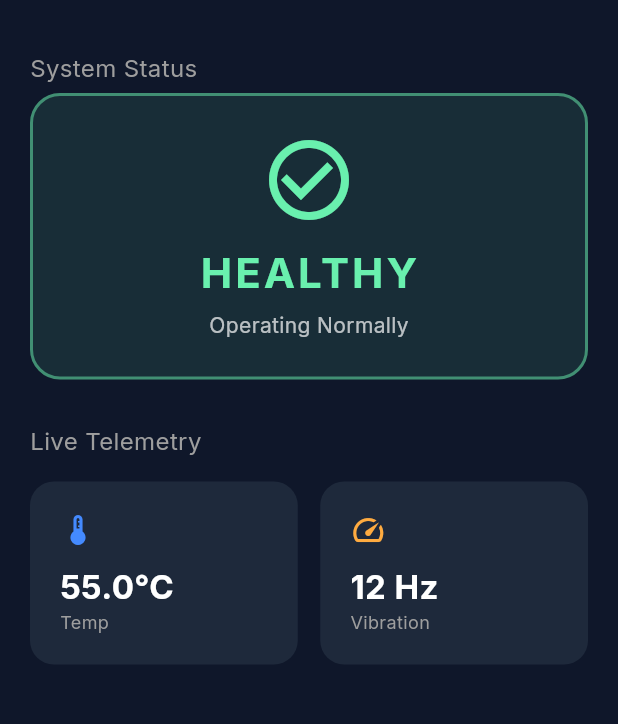
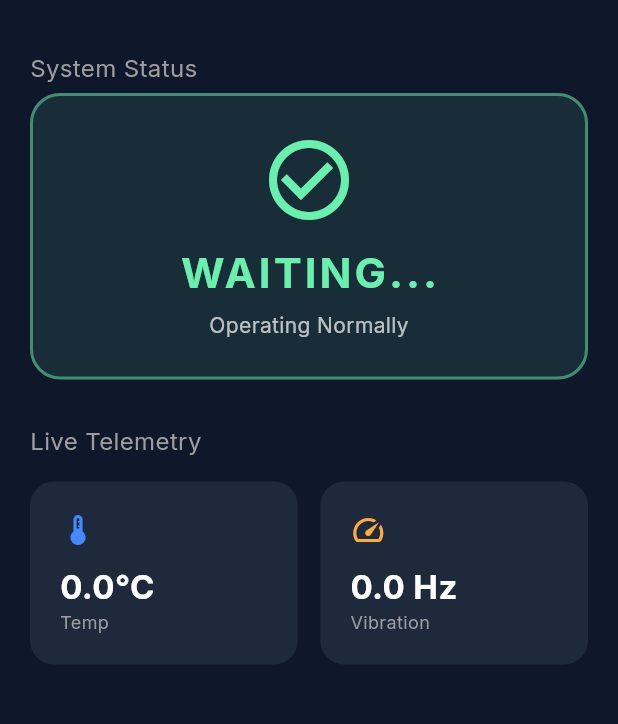
Before and after one commit to Itzlimon22/EquipGuard, a Flutter app: the screen it shows after launch, on a phone screen of 412 x 824 dp, the part 63-787 px from its top. Run offline on Flutter 3.47's test engine with Material 3 defaults, Android fonts, the phone set to English and light mode, and no system bars; our stand-ins replace google_fonts; network calls fail.

Commit message:
Update mobile app to connect to Render API

```diff
--- /dev/null
+++ b/mobile_app/lib/api_service.dart
@@ -0,0 +1,43 @@
+import 'dart:convert';
+import 'package:http/http.dart' as http;
+
+class ApiService {
+  // 1. YOUR RENDER URL
+  // We use the live cloud URL so it works on any phone/emulator
+  static const String baseUrl = "https://equipguard.onrender.com";
+
+  static Future<Map<String, dynamic>> getPrediction(
+    double temp,
+    double vib,
+    double volt,
+  ) async {
+    try {
+      final url = Uri.parse("$baseUrl/predict");
+
+      // 2. Prepare the JSON data
+      final Map<String, dynamic> requestData = {
+        "Temperature": temp,
+        "Vibration": vib,
+        "Voltage": volt,
+      };
+
+      // 3. Send POST request
+      final response = await http.post(
+        url,
+        headers: {"Content-Type": "application/json"},
+        body: jsonEncode(requestData),
+      );
+
+      // 4. Check for success
+      if (response.statusCode == 200) {
+        return jsonDecode(response.body);
+      } else {
+        print("Server Error: ${response.statusCode}");
+        return {};
+      }
+    } catch (e) {
+      print("Connection Error: $e");
+      return {};
+    }
+  }
+}
--- a/mobile_app/lib/main.dart
+++ b/mobile_app/lib/main.dart
@@ -1,5 +1,8 @@
+import 'dart:async';
+import 'dart:math';
 import 'package:flutter/material.dart';
 import 'package:google_fonts/google_fonts.dart';
+import 'api_service.dart'; // <--- Links to your Render Backend
 
 void main() {
   runApp(const EquipGuardApp());
@@ -31,19 +34,72 @@ class DashboardScreen extends StatefulWidget {
 }
 
 class _DashboardScreenState extends State<DashboardScreen> {
-  // Placeholder data for now (Sprint 13)
-  String status = "Healthy";
-  double temperature = 55.0;
+  // 1. STATE VARIABLES
+  String status = "Waiting..."; // Initial state before data arrives
+  double temperature = 0.0;
+  double vibration = 0.0;
   bool isAnomaly = false;
+  Timer? _timer;
+
+  @override
+  void initState() {
+    super.initState();
+    // 2. START POLLING: Fetch data every 2 seconds
+    _timer = Timer.periodic(
+      const Duration(seconds: 2),
+      (timer) => _fetchData(),
+    );
+  }
+
+  @override
+  void dispose() {
+    _timer?.cancel(); // Good practice: Stop timer when screen closes
+    super.dispose();
+  }
+
+  // 3. THE LOGIC ENGINE
+  Future<void> _fetchData() async {
+    // A. Simulate Sensor Readings (Since phone has no industrial sensors)
+    final random = Random();
+    double simTemp = 50 + random.nextDouble() * 20; // Normal: 50-70 C
+    double simVib = 10 + random.nextDouble() * 5; // Normal: 10-15 Hz
+    double simVolt = 220 + random.nextDouble() * 2; // Normal: 220V
+
+    // B. FAILURE SIMULATION TRIGGER
+    // Every 10 seconds (when seconds end in 0 or 1), force a "Critical" reading
+    // so you can see the Red Alert screen.
+    if (DateTime.now().second % 10 < 2) {
+      simTemp = 95.0; // Overheating!
+    }
+
+    // C. Send data to Render API & Get Prediction
+    final result = await ApiService.getPrediction(simTemp, simVib, simVolt);
+
+    // D. Update the UI
+    if (result.isNotEmpty && mounted) {
+      setState(() {
+        temperature = simTemp;
+        vibration = simVib;
+        // Parse the nested JSON from Python
+        status = result['prediction']['status'];
+        isAnomaly = result['prediction']['is_anomaly'];
+      });
+    }
+  }
 
   @override
   Widget build(BuildContext context) {
-    // Determine color based on status
-    Color statusColor = status == "Critical" ? Colors.redAccent : Colors.greenAccent;
+    // 4. DYNAMIC UI COLORS based on Status
+    Color statusColor = Colors.greenAccent; // Default Healthy
+    if (status == "Warning") statusColor = Colors.orangeAccent;
+    if (status == "Critical") statusColor = Colors.redAccent;
 
     return Scaffold(
       appBar: AppBar(
-        title: const Text("EquipGuard Mobile", style: TextStyle(fontWeight: FontWeight.bold)),
+        title: const Text(
+          "EquipGuard Mobile",
+          style: TextStyle(fontWeight: FontWeight.bold),
+        ),
         backgroundColor: Colors.transparent,
         elevation: 0,
         centerTitle: true,
@@ -53,23 +109,31 @@ class _DashboardScreenState extends State<DashboardScreen> {
         child: Column(
           crossAxisAlignment: CrossAxisAlignment.start,
           children: [
-            // 1. HEADER GREETING
-            const Text("System Status", style: TextStyle(color: Colors.grey, fontSize: 16)),
+            // HEADER
+            const Text(
+              "System Status",
+              style: TextStyle(color: Colors.grey, fontSize: 16),
+            ),
             const SizedBox(height: 5),
 
-            // 2. MAIN STATUS CARD
+            // MAIN STATUS CARD (Updates dynamically)
             Container(
               width: double.infinity,
               padding: const EdgeInsets.all(24),
               decoration: BoxDecoration(
                 color: statusColor.withOpacity(0.1),
                 borderRadius: BorderRadius.circular(20),
-                border: Border.all(color: statusColor.withOpacity(0.5), width: 2),
+                border: Border.all(
+                  color: statusColor.withOpacity(0.5),
+                  width: 2,
+                ),
               ),
               child: Column(
                 children: [
                   Icon(
-                    status == "Critical" ? Icons.warning_amber_rounded : Icons.check_circle_outline,
+                    status == "Critical"
+                        ? Icons.warning_amber_rounded
+                        : Icons.check_circle_outline,
                     color: statusColor,
                     size: 64,
                   ),
@@ -85,7 +149,7 @@ class _DashboardScreenState extends State<DashboardScreen> {
                   ),
                   const SizedBox(height: 5),
                   Text(
-                    isAnomaly ? "Anomaly Detected" : "Operating Normally",
+                    isAnomaly ? "⚠️ Anomaly Detected" : "Operating Normally",
                     style: TextStyle(color: Colors.white70, fontSize: 14),
                   ),
                 ],
@@ -94,8 +158,11 @@ class _DashboardScreenState extends State<DashboardScreen> {
 
             const SizedBox(height: 30),
 
-            // 3. LIVE METRICS GRID
-            const Text("Live Telemetry", style: TextStyle(color: Colors.grey, fontSize: 16)),
+            // LIVE METRICS GRID
+            const Text(
+              "Live Telemetry",
+              style: TextStyle(color: Colors.grey, fontSize: 16),
+            ),
             const SizedBox(height: 15),
 
             Row(
@@ -114,7 +181,7 @@ class _DashboardScreenState extends State<DashboardScreen> {
                 Expanded(
                   child: _MetricCard(
                     title: "Vibration",
-                    value: "12 Hz",
+                    value: "${vibration.toStringAsFixed(1)} Hz",
                     icon: Icons.speed,
                     color: Colors.orangeAccent,
                   ),
@@ -128,14 +195,19 @@ class _DashboardScreenState extends State<DashboardScreen> {
   }
 }
 
-// Helper Widget for small cards
+// Helper Widget for consistent card design
 class _MetricCard extends StatelessWidget {
   final String title;
   final String value;
   final IconData icon;
   final Color color;
 
-  const _MetricCard({required this.title, required this.value, required this.icon, required this.color});
+  const _MetricCard({
+    required this.title,
+    required this.value,
+    required this.icon,
+    required this.color,
+  });
 
   @override
   Widget build(BuildContext context) {
@@ -150,7 +222,14 @@ class _MetricCard extends StatelessWidget {
         children: [
           Icon(icon, color: color, size: 24),
           const SizedBox(height: 10),
-          Text(value, style: const TextStyle(fontSize: 22, fontWeight: FontWeight.bold, color: Colors.white)),
+          Text(
+            value,
+            style: const TextStyle(
+              fontSize: 22,
+              fontWeight: FontWeight.bold,
+              color: Colors.white,
+            ),
+          ),
           Text(title, style: const TextStyle(color: Colors.grey, fontSize: 12)),
         ],
       ),
```
